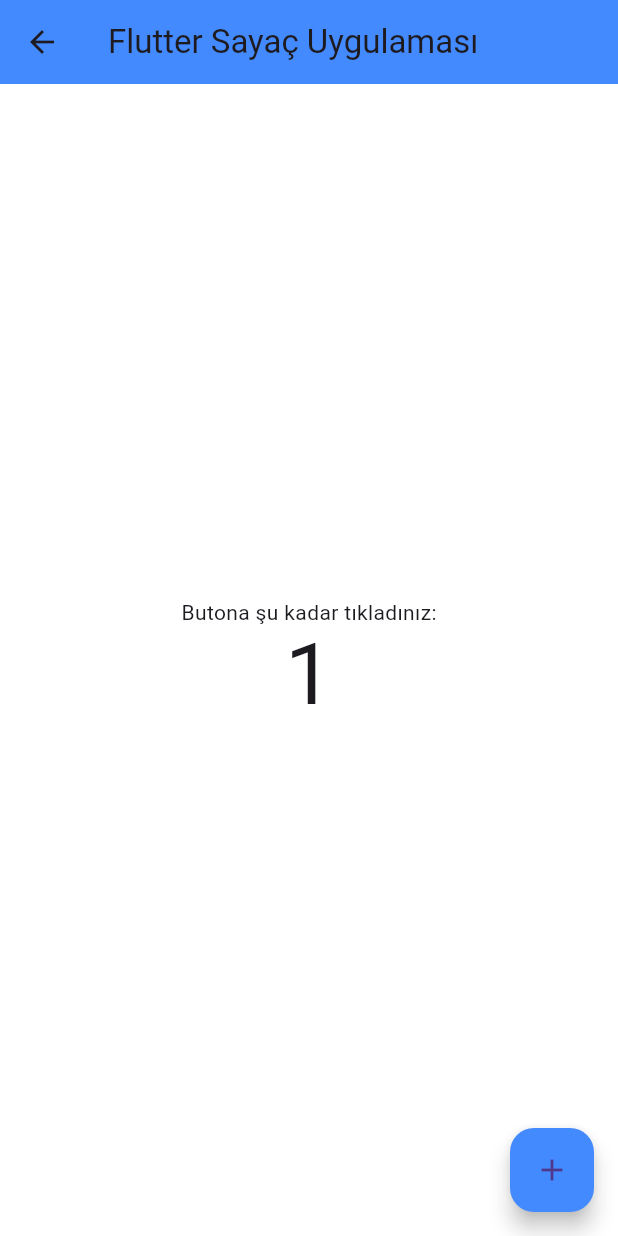
After one commit to gelecekvadisi/f5_ders_notlari, a Flutter app: the CounterPage screen opened directly, after a tap on the "add" icon, on a phone screen of 412 x 824 dp. The commit adds this screen. Run offline on Flutter 3.47's test engine with Material 3 defaults, Android fonts, the phone set to English and light mode, and no system bars.

Commit message:
resim ekleme işlemleri ve buton widgetları

```diff
--- /dev/null
+++ b/flutter/flutter_application_2/analysis_options.yaml
@@ -0,0 +1,28 @@
+# This file configures the analyzer, which statically analyzes Dart code to
+# check for errors, warnings, and lints.
+#
+# The issues identified by the analyzer are surfaced in the UI of Dart-enabled
+# IDEs (https://dart.dev/tools#ides-and-editors). The analyzer can also be
+# invoked from the command line by running `flutter analyze`.
+
+# The following line activates a set of recommended lints for Flutter apps,
+# packages, and plugins designed to encourage good coding practices.
+include: package:flutter_lints/flutter.yaml
+
+linter:
+  # The lint rules applied to this project can be customized in the
+  # section below to disable rules from the `package:flutter_lints/flutter.yaml`
+  # included above or to enable additional rules. A list of all available lints
+  # and their documentation is published at https://dart.dev/lints.
+  #
+  # Instead of disabling a lint rule for the entire project in the
+  # section below, it can also be suppressed for a single line of code
+  # or a specific dart file by using the `// ignore: name_of_lint` and
+  # `// ignore_for_file: name_of_lint` syntax on the line or in the file
+  # producing the lint.
+  rules:
+    # avoid_print: false  # Uncomment to disable the `avoid_print` rule
+    # prefer_single_quotes: true  # Uncomment to enable the `prefer_single_quotes` rule
+
+# Additional information about this file can be found at
+# https://dart.dev/guides/language/analysis-options
--- /dev/null
+++ b/flutter/flutter_application_2/lib/counter_page.dart
@@ -0,0 +1,45 @@
+import 'package:flutter/material.dart';
+
+class CounterPage extends StatefulWidget {
+  CounterPage({
+    super.key,
+  });
+
+  @override
+  State<CounterPage> createState() => _CounterPageState();
+}
+
+class _CounterPageState extends State<CounterPage> {
+  int sayac = 0;
+
+  @override
+  Widget build(BuildContext context) {
+    return Scaffold(
+      appBar: AppBar(
+        backgroundColor: Colors.blueAccent,
+        title: Text("Flutter Sayaç Uygulaması"),
+      ),
+      floatingActionButton: FloatingActionButton(
+        onPressed: () {
+          debugPrint("Butona tıkladınız.");
+
+          setState(() {
+            sayac++;
+          });
+
+        },
+        child: Icon(Icons.add),
+        backgroundColor: Colors.blueAccent,
+      ),
+      body: Center(
+        child: Column(
+          mainAxisSize: MainAxisSize.min,
+          children: [
+            Text("Butona şu kadar tıkladınız:"),
+            Text(sayac.toString(), style: Theme.of(context).textTheme.displayLarge),
+          ],
+        ),
+      ),
+    );
+  }
+}
```
Also changed, not shown: flutter/flutter_application_1/lib/main.dart (+36 -5 lines), flutter/flutter_application_2/lib/button_page.dart (added, +45 -0 lines), flutter/flutter_application_2/lib/image_page.dart (added, +47 -0 lines), flutter/flutter_application_2/lib/main.dart (added, +29 -0 lines), flutter/flutter_application_2/pubspec.yaml (added, +90 -0 lines), flutter/flutter_application_2/assets/images/car.jpg (added), flutter/flutter_application_2/assets/images/loading.gif (added), flutter/flutter_application_2/pubspec.lock (added), 124 other files.
